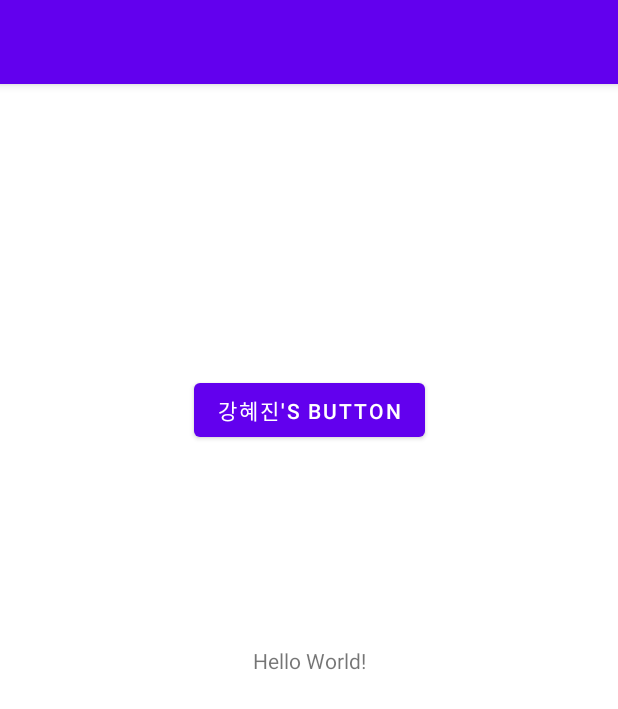
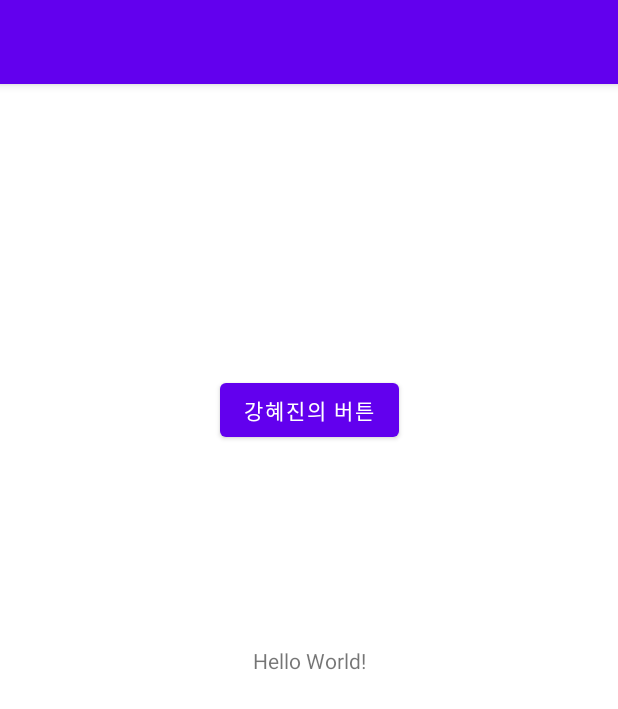
Before and after one commit to HyeJin17/ButtonApp, an Android app: the screen it shows after launch (MainActivity), on a phone screen of 412 x 824 dp. Shown: the top 709 px of the screen. Run offline under Robolectric (Android 15) with nearby library versions, the phone set to English and light mode, and no system bars.

Commit message:
my first button app

```diff
--- a/app/src/main/res/layout/activity_main.xml
+++ b/app/src/main/res/layout/activity_main.xml
@@ -2,7 +2,7 @@
 <androidx.constraintlayout.widget.ConstraintLayout xmlns:android="http://schemas.android.com/apk/res/android"
     xmlns:app="http://schemas.android.com/apk/res-auto"
     xmlns:tools="http://schemas.android.com/tools"
-    android:id="@+id/KH_button2"
+    android:id="@+id/button2"
     android:layout_width="match_parent"
     android:layout_height="match_parent"
     tools:context=".MainActivity">
@@ -18,11 +18,10 @@
         app:layout_constraintTop_toTopOf="parent" />
 
     <Button
-        android:id="@+id/KH_button2"
         android:layout_width="wrap_content"
         android:layout_height="wrap_content"
         android:layout_marginTop="193dp"
-        android:text="강혜진's Button"
+        android:text="@string/button_name"
         app:layout_constraintEnd_toEndOf="parent"
         app:layout_constraintStart_toStartOf="parent"
         app:layout_constraintTop_toTopOf="parent" />
--- a/app/src/main/res/values/strings.xml
+++ b/app/src/main/res/values/strings.xml
@@ -1,3 +1,4 @@
 <resources>
-    <string name="button" id="KH">ButtonApp</string>
+    <string name="button">ButtonApp</string>
+    <string name="button_name">강혜진의 버튼</string>
 </resources>
```
